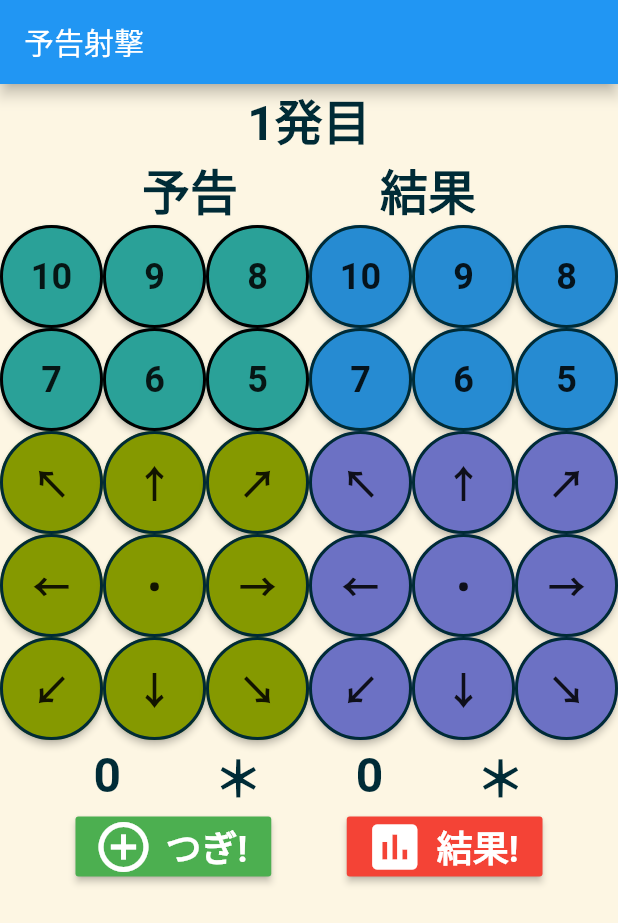
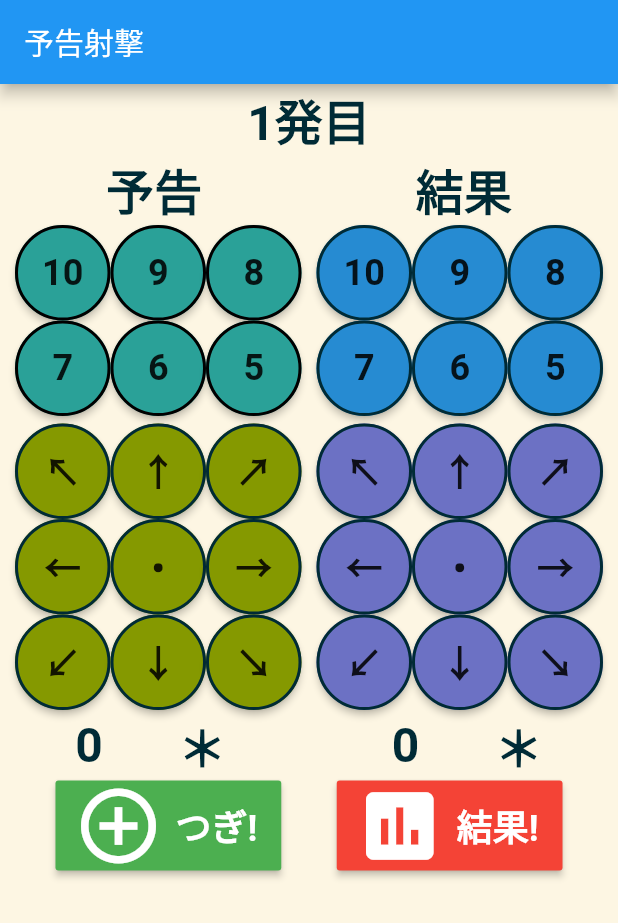
Before and after one commit to s-ariga/shoot_practice, a Flutter app: the screen it shows after launch, on a phone screen of 412 x 824 dp. Shown: the top 923 px of the screen. Run offline on Flutter 3.47's test engine with Material 2 defaults, Android fonts, the phone set to English and light mode, and no system bars; Roboto replaces fonts that are missing (Genshin Gothic).

Commit message:
不要になった部分を消去

```diff
--- a/lib/main.dart
+++ b/lib/main.dart
@@ -1,5 +1,4 @@
 import 'package:flutter/material.dart';
-import 'dart:async';
 import 'shots.dart';
 import 'result.dart';
 
@@ -56,21 +55,6 @@ class _ShootHomeState extends State<ShootHome> {
     _dirActual = this._dirInit;
   }
 
-  Route _createRoute() {
-    return PageRouteBuilder(
-        pageBuilder: (context, animation, secondaryAnimation) => ResultPage(),
-        transitionsBuilder: (context, animation, secondaryAnimation, child) {
-          var begin = Offset(0.0, 1.0);
-          var end = Offset.zero;
-          var tween = Tween(begin: begin, end: end);
-          var offsetAnimation = animation.drive(tween);
-          return SlideTransition(
-            position: offsetAnimation,
-            child: child,
-          );
-        });
-  }
-
   @override
   Widget build(BuildContext context) {
     // return Scaffoldでページを返す
@@ -86,7 +70,7 @@ class _ShootHomeState extends State<ShootHome> {
                 style: TextStyle(
                     fontSize: 32.0,
                     fontWeight: FontWeight.w600,
-                    color: Color(0xFF002b36))),
+                    color: const Color(0xFF002b36))),
             // 文字か画像
             Row(
                 mainAxisAlignment: MainAxisAlignment.spaceEvenly,
@@ -96,25 +80,33 @@ class _ShootHomeState extends State<ShootHome> {
                       style: TextStyle(
                           fontSize: 32.0,
                           fontWeight: FontWeight.w600,
-                          color: Color(0xFF002b36))),
+                          color: const Color(0xFF002b36))),
+                  SizedBox(width: 1),
                   Text('結果',
                       style: TextStyle(
                           fontSize: 32.0,
                           fontWeight: FontWeight.w600,
-                          color: Color(0xFF002b36))),
+                          color: const Color(0xFF002b36))),
                 ]),
             Row(
               //mainAxisAlignment: MainAxisAlignment.spaceEvenly,
               children: <Widget>[
+                SizedBox(width: 10),
                 _buildScoreButtons(),
+                SizedBox(width: 10),
                 _buildActualScoreButtons(),
+                SizedBox(width: 10),
               ],
             ),
+            SizedBox(height: 5),
             Row(
               mainAxisAlignment: MainAxisAlignment.spaceEvenly,
               children: <Widget>[
+                SizedBox(width: 10),
                 _buildDirectionButtons(),
+                SizedBox(width: 10),
                 _buildActualDirectionButtons(),
+                SizedBox(width: 10),
               ],
             ),
             Row(
@@ -124,22 +116,23 @@ class _ShootHomeState extends State<ShootHome> {
                       style: TextStyle(
                           fontSize: 32.0,
                           fontWeight: FontWeight.w600,
-                          color: Color(0xFF002b36))),
+                          color: const Color(0xFF002b36))),
                   Text(_dirPredict,
                       style: TextStyle(
                           fontSize: 32.0,
                           fontWeight: FontWeight.w600,
-                          color: Color(0xFF002b36))),
+                          color: const Color(0xFF002b36))),
+                  SizedBox(width: 10),
                   Text('$_scoreActual',
                       style: TextStyle(
                           fontSize: 32.0,
                           fontWeight: FontWeight.w600,
-                          color: Color(0xFF002b36))),
+                          color: const Color(0xFF002b36))),
                   Text(_dirActual,
                       style: TextStyle(
                           fontSize: 32.0,
                           fontWeight: FontWeight.w600,
-                          color: Color(0xFF002b36))),
+                          color: const Color(0xFF002b36))),
                 ]),
             Row(
               mainAxisAlignment: MainAxisAlignment.spaceEvenly,
@@ -148,7 +141,7 @@ class _ShootHomeState extends State<ShootHome> {
                   icon: Icon(
                     Icons.add_circle_outline,
                     color: Colors.white,
-                    size: 40,
+                    size: 60,
                   ),
                   label: Text('つぎ!',
                       style: TextStyle(
@@ -161,7 +154,7 @@ class _ShootHomeState extends State<ShootHome> {
                   icon: Icon(
                     Icons.assessment,
                     color: Colors.white,
-                    size: 40,
+                    size: 60,
                   ),
                   label: Text('結果!',
                       style: TextStyle(
@@ -224,12 +217,13 @@ class _ShootHomeState extends State<ShootHome> {
   }
 
   Widget _buildScoreGridButton(int sc) {
+    // ボタン作成
     return RaisedButton(
       child: Text(
         "$sc",
         style: TextStyle(fontSize: 24.0, fontWeight: FontWeight.w600),
       ),
-      color: Color(0xFF2aa198),
+      color: const Color(0xFF2aa198),
       shape: CircleBorder(
         side: BorderSide(
           color: Colors.black,
@@ -261,10 +255,10 @@ class _ShootHomeState extends State<ShootHome> {
         dir,
         style: TextStyle(fontSize: 24.0, fontWeight: FontWeight.w600),
       ),
-      color: Color(0xFF859900),
+      color: const Color(0xFF859900),
       shape: CircleBorder(
         side: BorderSide(
-          color: Color(0xFF002b36),
+          color: const Color(0xFF002b36),
           width: 2.0,
           style: BorderStyle.solid,
         ),
@@ -299,10 +293,10 @@ class _ShootHomeState extends State<ShootHome> {
         "$sc",
         style: TextStyle(fontSize: 24.0, fontWeight: FontWeight.w600),
       ),
-      color: Color(0xFF268bd2),
+      color: const Color(0xFF268bd2),
       shape: CircleBorder(
         side: BorderSide(
-          color: Color(0xFF002b36),
+          color: const Color(0xFF002b36),
           width: 2.0,
           style: BorderStyle.solid,
         ),
@@ -337,10 +331,10 @@ class _ShootHomeState extends State<ShootHome> {
         dir,
         style: TextStyle(fontSize: 24.0, fontWeight: FontWeight.w600),
       ),
-      color: Color(0xFF6c71c4),
+      color: const Color(0xFF6c71c4),
       shape: CircleBorder(
         side: BorderSide(
-          color: Color(0xFF002b36),
+          color: const Color(0xFF002b36),
           width: 2.0,
           style: BorderStyle.solid,
         ),
```
